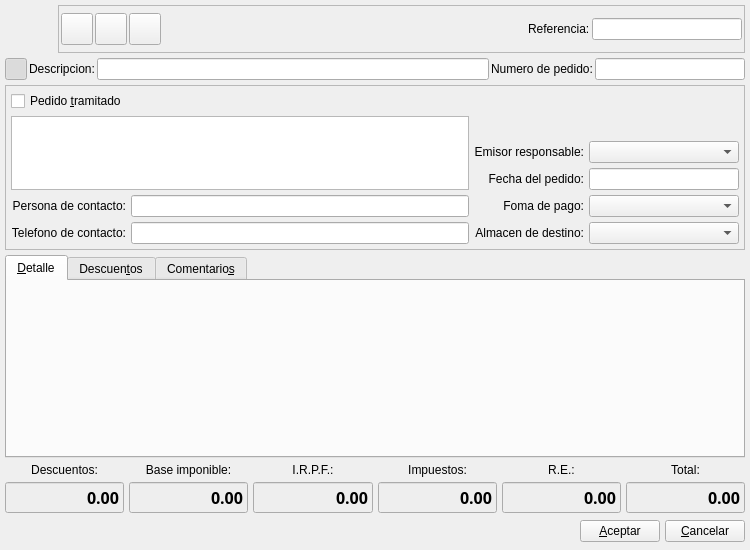
Above: bulmages/bulmafact/plugins/pluginbf_proveedorpedido/pedidoproveedorbase.ui from eboladev/Bulmages-1 before the change. Below: the same form after it.
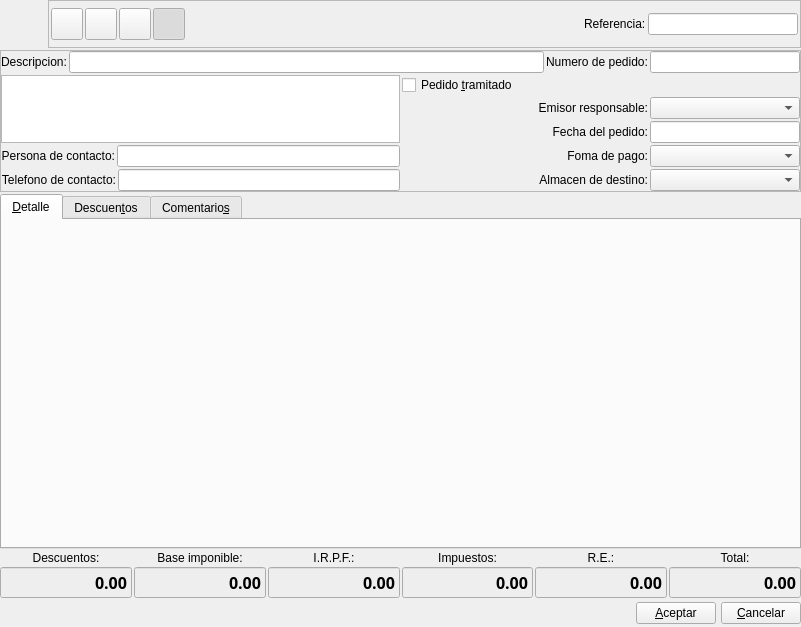
That is the form after the change. Icons and pictures are not drawn. Custom widgets are drawn as their Qt base class.

The edit to the form file:
```diff
--- a/bulmages/bulmafact/plugins/pluginbf_proveedorpedido/pedidoproveedorbase.ui
+++ b/bulmages/bulmafact/plugins/pluginbf_proveedorpedido/pedidoproveedorbase.ui
@@ -1,13 +1,13 @@
 <ui version="4.0" >
  <author>Tomeu Borras Riera</author>
  <class>PedidoProveedorBase</class>
- <widget class="QWidget" name="PedidoProveedorBase" >
-  <property name="geometry" >
+ <widget class="QWidget" name="PedidoProveedorBase">
+  <property name="geometry">
    <rect>
     <x>0</x>
     <y>0</y>
-    <width>750</width>
-    <height>550</height>
+    <width>801</width>
+    <height>627</height>
    </rect>
   </property>
   <property name="sizePolicy" >
@@ -23,24 +23,21 @@
    <iconset resource="../../../bulmages.qrc" >
     <normaloff>:/Images/supplier-purchase-order.png</normaloff>:/Images/supplier-purchase-order.png</iconset>
   </property>
-  <layout class="QGridLayout" >
-   <property name="margin" >
-    <number>5</number>
+  <layout class="QGridLayout" name="gridLayout_2">
+   <property name="margin">
+    <number>0</number>
    </property>
-   <property name="spacing" >
-    <number>5</number>
-   </property>
-   <item row="0" column="0" colspan="6" >
-    <layout class="QHBoxLayout" >
-     <property name="spacing" >
-      <number>5</number>
-     </property>
-     <property name="margin" >
+   <item row="0" column="0" colspan="6">
+    <layout class="QHBoxLayout">
+     <property name="spacing">
+      <number>0</number>
+     </property>
+     <property name="margin">
       <number>0</number>
      </property>
      <item>
-      <widget class="QLabel" name="label5" >
-       <property name="minimumSize" >
+      <widget class="QLabel" name="label5">
+       <property name="minimumSize">
         <size>
          <width>48</width>
          <height>48</height>
@@ -78,8 +75,8 @@
       </widget>
      </item>
      <item>
-      <widget class="QFrame" name="frame_2" >
-       <property name="frameShape" >
+      <widget class="QFrame" name="frame_2">
+       <property name="frameShape">
         <enum>QFrame::StyledPanel</enum>
        </property>
        <property name="frameShadow" >
@@ -203,6 +200,50 @@
           </property>
          </widget>
         </item>
+        <item>
+         <widget class="QToolButton" name="mui_detalles">
+          <property name="minimumSize">
+           <size>
+            <width>32</width>
+            <height>32</height>
+           </size>
+          </property>
+          <property name="maximumSize">
+           <size>
+            <width>32</width>
+            <height>32</height>
+           </size>
+          </property>
+          <property name="toolTip">
+           <string>Mostrar/ocultar cabecera</string>
+          </property>
+          <property name="whatsThis">
+           <string>Mostrar/ocultar cabecera</string>
+          </property>
+          <property name="text">
+           <string/>
+          </property>
+          <property name="icon">
+           <iconset resource="../../../bulmages.qrc">
+            <normaloff>:/Images/document-properties.png</normaloff>:/Images/document-properties.png</iconset>
+          </property>
+          <property name="iconSize">
+           <size>
+            <width>32</width>
+            <height>32</height>
+           </size>
+          </property>
+          <property name="shortcut">
+           <string>Ctrl+G</string>
+          </property>
+          <property name="checkable">
+           <bool>true</bool>
+          </property>
+          <property name="checked">
+           <bool>true</bool>
+          </property>
+         </widget>
+        </item>
         <item>
          <spacer>
           <property name="orientation" >
@@ -291,56 +332,30 @@
      </item>
     </layout>
    </item>
-   <item row="1" column="0" colspan="6" >
-    <layout class="QHBoxLayout" >
-     <item>
-      <widget class="QToolButton" name="mui_detalles" >
-       <property name="minimumSize" >
+   <item row="1" column="0" colspan="6">
+    <widget class="QFrame" name="frame">
+     <property name="minimumSize">
         <size>
-         <width>22</width>
-         <height>22</height>
-        </size>
-       </property>
-       <property name="maximumSize" >
-        <size>
-         <width>22</width>
-         <height>22</height>
-        </size>
-       </property>
-       <property name="toolTip" >
-        <string>Mostrar/ocultar cabecera</string>
-       </property>
-       <property name="whatsThis" >
-        <string>Mostrar/ocultar cabecera</string>
-       </property>
-       <property name="text" >
-        <string/>
-       </property>
-       <property name="icon" >
-        <iconset resource="../../../bulmages.qrc" >
-         <normaloff>:/Images/document-open.png</normaloff>:/Images/document-open.png</iconset>
-       </property>
-       <property name="iconSize" >
-        <size>
-         <width>32</width>
-         <height>32</height>
-        </size>
-       </property>
-       <property name="shortcut" >
-        <string>Ctrl+G</string>
-       </property>
-       <property name="checkable" >
-        <bool>true</bool>
-       </property>
-       <property name="checked" >
-        <bool>true</bool>
-       </property>
-      </widget>
-     </item>
+       <width>0</width>
+       <height>0</height>
+      </size>
+     </property>
+     <property name="frameShape">
+      <enum>QFrame::StyledPanel</enum>
+     </property>
+     <property name="frameShadow">
+      <enum>QFrame::Raised</enum>
+     </property>
+     <layout class="QGridLayout" name="gridLayout">
+      <property name="margin">
+       <number>0</number>
+      </property>
+      <item row="0" column="0" colspan="2">
+       <layout class="QHBoxLayout">
      <item>
-      <widget class="QLabel" name="textLabel1_2_2_3_2" >
-       <property name="sizePolicy" >
-        <sizepolicy vsizetype="Fixed" hsizetype="Preferred" >
+         <widget class="QLabel" name="textLabel1_2_2_3_2">
+          <property name="sizePolicy">
+           <sizepolicy hsizetype="Preferred" vsizetype="Fixed">
          <horstretch>0</horstretch>
          <verstretch>0</verstretch>
         </sizepolicy>
@@ -354,12 +369,12 @@
       </widget>
      </item>
      <item>
-      <widget class="QLineEdit" name="mui_descpedidoproveedor" />
+         <widget class="QLineEdit" name="mui_descpedidoproveedor"/>
      </item>
      <item>
-      <widget class="QLabel" name="label6" >
-       <property name="sizePolicy" >
-        <sizepolicy vsizetype="Fixed" hsizetype="Preferred" >
+         <widget class="QLabel" name="label6">
+          <property name="sizePolicy">
+           <sizepolicy hsizetype="Preferred" vsizetype="Fixed">
          <horstretch>0</horstretch>
          <verstretch>0</verstretch>
         </sizepolicy>
@@ -373,9 +388,9 @@
       </widget>
      </item>
      <item>
-      <widget class="QLineEdit" name="mui_numpedidoproveedor" >
-       <property name="sizePolicy" >
-        <sizepolicy vsizetype="Fixed" hsizetype="Fixed" >
+         <widget class="QLineEdit" name="mui_numpedidoproveedor">
+          <property name="sizePolicy">
+           <sizepolicy hsizetype="Fixed" vsizetype="Fixed">
          <horstretch>0</horstretch>
          <verstretch>0</verstretch>
         </sizepolicy>
@@ -396,69 +411,34 @@
      </item>
     </layout>
    </item>
-   <item row="2" column="0" colspan="6" >
-    <widget class="QFrame" name="frame" >
-     <property name="minimumSize" >
-      <size>
-       <width>0</width>
-       <height>0</height>
-      </size>
-     </property>
-     <property name="frameShape" >
-      <enum>QFrame::StyledPanel</enum>
-     </property>
-     <property name="frameShadow" >
-      <enum>QFrame::Raised</enum>
-     </property>
-     <layout class="QGridLayout" >
-      <property name="margin" >
-       <number>5</number>
-      </property>
-      <property name="spacing" >
-       <number>5</number>
-      </property>
-      <item row="0" column="0" colspan="4" >
-       <widget class="QCheckBox" name="mui_tramitadoPedido" >
-        <property name="text" >
+      <item row="1" column="0" rowspan="3">
+       <widget class="BlSearchWidget" name="mui_idproveedor">
+        <property name="sizePolicy">
+         <sizepolicy hsizetype="Expanding" vsizetype="Ignored">
+          <horstretch>0</horstretch>
+          <verstretch>0</verstretch>
+         </sizepolicy>
+        </property>
+       </widget>
+      </item>
+      <item row="1" column="1">
+       <widget class="QCheckBox" name="mui_tramitadoPedido">
+        <property name="text">
          <string>Pedido &amp;tramitado</string>
         </property>
        </widget>
       </item>
-      <item rowspan="3" row="1" column="0" colspan="2" >
-       <widget class="BlSearchWidget" name="mui_idproveedor" >
-        <property name="sizePolicy" >
-         <sizepolicy vsizetype="Ignored" hsizetype="Expanding" >
+      <item row="2" column="1">
+       <layout class="QHBoxLayout" name="horizontalLayout_7">
+        <item>
+         <widget class="QLabel" name="m_lblalmacen_2_2">
+          <property name="sizePolicy">
+           <sizepolicy hsizetype="Preferred" vsizetype="Fixed">
           <horstretch>0</horstretch>
           <verstretch>0</verstretch>
          </sizepolicy>
         </property>
-       </widget>
-      </item>
-      <item row="1" column="2" colspan="2" >
-       <spacer>
-        <property name="orientation" >
-         <enum>Qt::Horizontal</enum>
-        </property>
-        <property name="sizeType" >
-         <enum>QSizePolicy::Ignored</enum>
-        </property>
-        <property name="sizeHint" stdset="0" >
-         <size>
-          <width>231</width>
-          <height>20</height>
-         </size>
-        </property>
-       </spacer>
-      </item>
-      <item row="2" column="2" >
-       <widget class="QLabel" name="m_lblalmacen_2_2" >
-        <property name="sizePolicy" >
-         <sizepolicy vsizetype="Fixed" hsizetype="Preferred" >
-          <horstretch>0</horstretch>
-          <verstretch>0</verstretch>
-         </sizepolicy>
-        </property>
-        <property name="text" >
+          <property name="text">
          <string>Emisor responsable:</string>
         </property>
         <property name="alignment" >
@@ -469,9 +449,9 @@
         </property>
        </widget>
       </item>
-      <item row="2" column="3" >
-       <widget class="BfBuscarTrabajador" name="mui_idtrabajador" >
-        <property name="minimumSize" >
+        <item>
+         <widget class="BfBuscarTrabajador" name="mui_idtrabajador">
+          <property name="minimumSize">
          <size>
           <width>150</width>
           <height>0</height>
@@ -485,10 +465,14 @@
         </property>
        </widget>
       </item>
-      <item row="3" column="2" >
-       <widget class="QLabel" name="textLabel1_2" >
-        <property name="sizePolicy" >
-         <sizepolicy vsizetype="Fixed" hsizetype="Preferred" >
+       </layout>
+      </item>
+      <item row="3" column="1">
+       <layout class="QHBoxLayout" name="horizontalLayout_6">
+        <item>
+         <widget class="QLabel" name="textLabel1_2">
+          <property name="sizePolicy">
+           <sizepolicy hsizetype="Preferred" vsizetype="Fixed">
           <horstretch>0</horstretch>
           <verstretch>0</verstretch>
          </sizepolicy>
@@ -504,9 +488,9 @@
         </property>
        </widget>
       </item>
-      <item row="3" column="3" >
-       <widget class="BlDateSearch" name="mui_fechapedidoproveedor" >
-        <property name="minimumSize" >
+        <item>
+         <widget class="BlDateSearch" name="mui_fechapedidoproveedor">
+          <property name="minimumSize">
          <size>
           <width>150</width>
           <height>0</height>
@@ -520,10 +504,14 @@
         </property>
        </widget>
       </item>
-      <item row="4" column="0" >
-       <widget class="QLabel" name="label7" >
-        <property name="sizePolicy" >
-         <sizepolicy vsizetype="Fixed" hsizetype="Preferred" >
+       </layout>
+      </item>
+      <item row="4" column="0">
+       <layout class="QHBoxLayout" name="horizontalLayout_3">
+        <item>
+         <widget class="QLabel" name="label7">
+          <property name="sizePolicy">
+           <sizepolicy hsizetype="Preferred" vsizetype="Fixed">
           <horstretch>0</horstretch>
           <verstretch>0</verstretch>
          </sizepolicy>
@@ -539,13 +527,17 @@
         </property>
        </widget>
       </item>
-      <item row="4" column="1" >
-       <widget class="QLineEdit" name="mui_contactpedidoproveedor" />
-      </item>
-      <item row="4" column="2" >
-       <widget class="QLabel" name="m_lblalmacen_2" >
-        <property name="sizePolicy" >
-         <sizepolicy vsizetype="Fixed" hsizetype="Preferred" >
+        <item>
+         <widget class="QLineEdit" name="mui_contactpedidoproveedor"/>
+        </item>
+       </layout>
+      </item>
+      <item row="4" column="1">
+       <layout class="QHBoxLayout" name="horizontalLayout_5">
+        <item>
+         <widget class="QLabel" name="m_lblalmacen_2">
+          <property name="sizePolicy">
+           <sizepolicy hsizetype="Preferred" vsizetype="Fixed">
           <horstretch>0</horstretch>
           <verstretch>0</verstretch>
          </sizepolicy>
@@ -561,9 +553,9 @@
         </property>
        </widget>
       </item>
-      <item row="4" column="3" >
-       <widget class="BfBuscarFormaPago" name="mui_idforma_pago" >
-        <property name="minimumSize" >
+        <item>
+         <widget class="BfBuscarFormaPago" name="mui_idforma_pago">
+          <property name="minimumSize">
          <size>
           <width>150</width>
           <height>0</height>
@@ -577,10 +569,14 @@
         </property>
        </widget>
       </item>
-      <item row="5" column="0" >
-       <widget class="QLabel" name="label8" >
-        <property name="sizePolicy" >
-         <sizepolicy vsizetype="Fixed" hsizetype="Preferred" >
+       </layout>
+      </item>
+      <item row="5" column="0">
+       <layout class="QHBoxLayout" name="horizontalLayout_2">
+        <item>
+         <widget class="QLabel" name="label8">
+          <property name="sizePolicy">
+           <sizepolicy hsizetype="Preferred" vsizetype="Fixed">
           <horstretch>0</horstretch>
           <verstretch>0</verstretch>
          </sizepolicy>
@@ -596,13 +592,17 @@
         </property>
        </widget>
       </item>
-      <item row="5" column="1" >
-       <widget class="QLineEdit" name="mui_telpedidoproveedor" />
-      </item>
-      <item row="5" column="2" >
-       <widget class="QLabel" name="m_lblalmacen" >
-        <property name="sizePolicy" >
-         <sizepolicy vsizetype="Fixed" hsizetype="Preferred" >
+        <item>
+         <widget class="QLineEdit" name="mui_telpedidoproveedor"/>
+        </item>
+       </layout>
+      </item>
+      <item row="5" column="1">
+       <layout class="QHBoxLayout" name="horizontalLayout_4">
+        <item>
+         <widget class="QLabel" name="m_lblalmacen">
+          <property name="sizePolicy">
+           <sizepolicy hsizetype="Preferred" vsizetype="Fixed">
           <horstretch>0</horstretch>
           <verstretch>0</verstretch>
          </sizepolicy>
@@ -618,9 +618,9 @@
         </property>
        </widget>
       </item>
-      <item row="5" column="3" >
-       <widget class="BfBuscarAlmacen" name="mui_idalmacen" >
-        <property name="minimumSize" >
+        <item>
+         <widget class="BfBuscarAlmacen" name="mui_idalmacen">
+          <property name="minimumSize">
          <size>
           <width>150</width>
           <height>0</height>
@@ -635,38 +635,32 @@
        </widget>
       </item>
      </layout>
+      </item>
+     </layout>
     </widget>
    </item>
-   <item row="3" column="0" colspan="6" >
-    <widget class="QTabWidget" name="discounts" >
-     <property name="enabled" >
+   <item row="2" column="0" colspan="6">
+    <widget class="QTabWidget" name="discounts">
+     <property name="enabled">
       <bool>true</bool>
      </property>
      <property name="currentIndex" >
       <number>0</number>
      </property>
-     <widget class="QWidget" name="tab1" >
-      <property name="geometry" >
-       <rect>
-        <x>0</x>
-        <y>0</y>
-        <width>736</width>
-        <height>110</height>
-       </rect>
-      </property>
-      <attribute name="title" >
+     <widget class="QWidget" name="tab1">
+      <attribute name="title">
        <string>&amp;Detalle</string>
       </attribute>
-      <layout class="QVBoxLayout" >
-       <property name="spacing" >
+      <layout class="QVBoxLayout">
+       <property name="spacing">
         <number>5</number>
        </property>
-       <property name="margin" >
+       <property name="margin">
         <number>5</number>
        </property>
        <item>
-        <widget class="ListLinPedidoProveedorView" native="1" name="mui_lineasDetalle" >
-         <property name="focusPolicy" >
+        <widget class="ListLinPedidoProveedorView" name="mui_lineasDetalle" native="true">
+         <property name="focusPolicy">
           <enum>Qt::StrongFocus</enum>
          </property>
         </widget>
@@ -737,9 +731,9 @@
      </widget>
     </widget>
    </item>
-   <item row="4" column="0" >
-    <widget class="QLabel" name="label3" >
-     <property name="text" >
+   <item row="3" column="0">
+    <widget class="QLabel" name="label3">
+     <property name="text">
       <string>Descuentos:</string>
      </property>
      <property name="alignment" >
@@ -747,9 +741,9 @@
      </property>
     </widget>
    </item>
-   <item row="4" column="1" >
-    <widget class="QLabel" name="label2" >
-     <property name="text" >
+   <item row="3" column="1">
+    <widget class="QLabel" name="label2">
+     <property name="text">
       <string>Base imponible:</string>
      </property>
      <property name="alignment" >
@@ -757,9 +751,9 @@
      </property>
     </widget>
    </item>
-   <item row="4" column="2" >
-    <widget class="QLabel" name="label4_3" >
-     <property name="text" >
+   <item row="3" column="2">
+    <widget class="QLabel" name="label4_3">
+     <property name="text">
       <string>I.R.P.F.:</string>
      </property>
      <property name="alignment" >
@@ -767,9 +761,9 @@
      </property>
     </widget>
    </item>
-   <item row="4" column="3" >
-    <widget class="QLabel" name="label4" >
-     <property name="text" >
+   <item row="3" column="3">
+    <widget class="QLabel" name="label4">
+     <property name="text">
       <string>Impuestos:</string>
      </property>
      <property name="alignment" >
@@ -777,9 +771,9 @@
      </property>
     </widget>
    </item>
-   <item row="4" column="4" >
-    <widget class="QLabel" name="label4_2" >
-     <property name="text" >
+   <item row="3" column="4">
+    <widget class="QLabel" name="label4_2">
+     <property name="text">
       <string>R.E.:</string>
      </property>
      <property name="alignment" >
@@ -787,9 +781,9 @@
      </property>
     </widget>
    </item>
-   <item row="4" column="5" >
-    <widget class="QLabel" name="label1" >
-     <property name="text" >
+   <item row="3" column="5">
+    <widget class="QLabel" name="label1">
+     <property name="text">
       <string>Total:</string>
      </property>
      <property name="alignment" >
@@ -797,9 +791,9 @@
      </property>
     </widget>
    </item>
-   <item row="5" column="0" >
-    <widget class="QLineEdit" name="mui_totalDescuentos" >
-     <property name="enabled" >
+   <item row="4" column="0">
+    <widget class="QLineEdit" name="mui_totalDescuentos">
+     <property name="enabled">
       <bool>true</bool>
      </property>
      <property name="minimumSize" >
@@ -873,9 +867,9 @@
      </property>
     </widget>
    </item>
-   <item row="5" column="1" >
-    <widget class="QLineEdit" name="mui_totalBaseImponible" >
-     <property name="minimumSize" >
+   <item row="4" column="1">
+    <widget class="QLineEdit" name="mui_totalBaseImponible">
+     <property name="minimumSize">
       <size>
        <width>100</width>
        <height>0</height>
@@ -946,9 +940,9 @@
      </property>
     </widget>
    </item>
-   <item row="5" column="2" >
-    <widget class="QLineEdit" name="mui_totalIRPF" >
-     <property name="minimumSize" >
+   <item row="4" column="2">
+    <widget class="QLineEdit" name="mui_totalIRPF">
+     <property name="minimumSize">
       <size>
        <width>100</width>
        <height>0</height>
@@ -1019,9 +1013,9 @@
      </property>
     </widget>
    </item>
-   <item row="5" column="3" >
-    <widget class="QLineEdit" name="mui_totalImpuestos" >
-     <property name="minimumSize" >
+   <item row="4" column="3">
+    <widget class="QLineEdit" name="mui_totalImpuestos">
+     <property name="minimumSize">
       <size>
        <width>100</width>
        <height>0</height>
@@ -1092,9 +1086,9 @@
      </property>
     </widget>
    </item>
-   <item row="5" column="4" >
-    <widget class="QLineEdit" name="mui_totalRecargo" >
-     <property name="minimumSize" >
+   <item row="4" column="4">
+    <widget class="QLineEdit" name="mui_totalRecargo">
+     <property name="minimumSize">
       <size>
        <width>100</width>
        <height>0</height>
@@ -1165,9 +1159,9 @@
      </property>
     </widget>
    </item>
-   <item row="5" column="5" >
-    <widget class="QLineEdit" name="mui_totalPedido" >
-     <property name="enabled" >
+   <item row="4" column="5">
+    <widget class="QLineEdit" name="mui_totalPedido">
+     <property name="enabled">
       <bool>true</bool>
      </property>
      <property name="palette" >
@@ -1241,20 +1235,20 @@
      </property>
     </widget>
    </item>
-   <item row="6" column="0" colspan="6" >
-    <layout class="QHBoxLayout" >
-     <property name="spacing" >
+   <item row="5" column="0" colspan="6">
+    <layout class="QHBoxLayout">
+     <property name="spacing">
       <number>5</number>
      </property>
-     <property name="margin" >
+     <property name="margin">
       <number>0</number>
      </property>
      <item>
       <spacer>
-       <property name="orientation" >
+       <property name="orientation">
         <enum>Qt::Horizontal</enum>
        </property>
-       <property name="sizeHint" stdset="0" >
+       <property name="sizeHint" stdset="0">
         <size>
          <width>468</width>
          <height>27</height>
@@ -1263,15 +1257,15 @@
       </spacer>
      </item>
      <item>
-      <widget class="QPushButton" name="mui_aceptar" >
-       <property name="text" >
+      <widget class="QPushButton" name="mui_aceptar">
+       <property name="text">
         <string>&amp;Aceptar</string>
        </property>
       </widget>
      </item>
      <item>
-      <widget class="QPushButton" name="mui_cancelar" >
-       <property name="text" >
+      <widget class="QPushButton" name="mui_cancelar">
+       <property name="text">
         <string>&amp;Cancelar</string>
        </property>
       </widget>
@@ -1280,7 +1274,7 @@
    </item>
   </layout>
  </widget>
- <layoutdefault spacing="2" margin="2" />
+ <layoutdefault spacing="2" margin="2"/>
  <customwidgets>
   <customwidget>
    <class>BfBuscarReferencia</class>
```
Left out of the diff: 454 changed lines with no effect on the pictures. Lines whose indentation alone changed are shown as unchanged.
